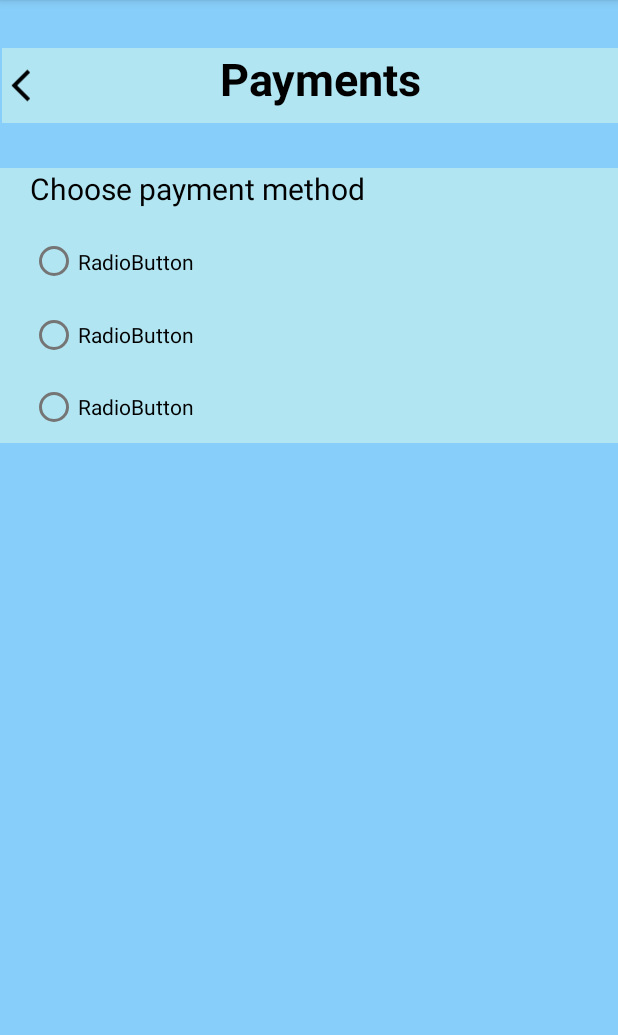
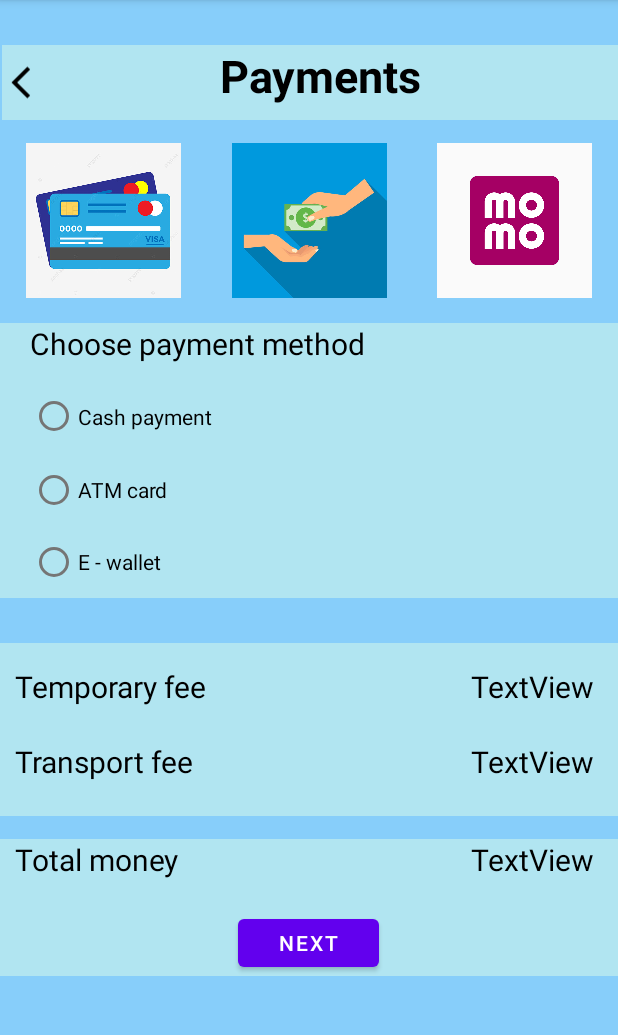
Before and after one commit to ttruongg/MoblieApp, an Android app: the PaymentActivity screen opened directly, with no data from a screen before it, on a phone screen of 412 x 824 dp, the part 84-1119 px from its top. Run offline under Robolectric (Android 15) with nearby library versions, the phone set to English and light mode, and no system bars.

Commit message:
add payment layout .6

```diff
--- a/app/src/main/res/layout/activity_payment.xml
+++ b/app/src/main/res/layout/activity_payment.xml
@@ -8,11 +8,41 @@
     android:background="@color/light_sky_blue">
 
     <LinearLayout
+        android:layout_width="411dp"
+        android:layout_height="103dp"
+        android:layout_marginTop="15dp"
+        android:orientation="horizontal"
+        app:layout_constraintStart_toStartOf="parent"
+        app:layout_constraintTop_toBottomOf="@+id/linearLayout">
+
+        <ImageView
+            android:id="@+id/imageView3"
+            android:layout_width="wrap_content"
+            android:layout_height="wrap_content"
+            android:layout_weight="1"
+            app:srcCompat="@drawable/card" />
+
+        <ImageView
+            android:id="@+id/imageView"
+            android:layout_width="wrap_content"
+            android:layout_height="wrap_content"
+            android:layout_weight="1"
+            app:srcCompat="@drawable/cash" />
+
+        <ImageView
+            android:id="@+id/imageView4"
+            android:layout_width="wrap_content"
+            android:layout_height="wrap_content"
+            android:layout_weight="1"
+            app:srcCompat="@drawable/momo" />
+    </LinearLayout>
+
+    <LinearLayout
         android:id="@+id/linearLayout"
         android:layout_width="match_parent"
         android:layout_height="50dp"
         android:layout_marginStart="1dp"
-        android:layout_marginTop="32dp"
+        android:layout_marginTop="30dp"
         android:background="@color/light_blue1"
         android:orientation="horizontal"
         app:layout_constraintStart_toStartOf="parent"
@@ -39,11 +69,12 @@
     </LinearLayout>
 
     <androidx.constraintlayout.widget.ConstraintLayout
+        android:id="@+id/constraintLayout"
         android:layout_width="match_parent"
         android:layout_height="wrap_content"
-        android:layout_marginTop="30dp"
+        android:layout_marginTop="135dp"
+        android:background="@color/light_blue1"
         android:paddingStart="20dp"
-        android:background="@color/light_blue1"
         app:layout_constraintStart_toStartOf="parent"
         app:layout_constraintTop_toBottomOf="@+id/linearLayout">
 
@@ -67,21 +98,130 @@
                 android:id="@+id/radioButton1"
                 android:layout_width="match_parent"
                 android:layout_height="50dp"
-                android:text="RadioButton" />
+                android:text="Cash payment" />
 
             <RadioButton
                 android:id="@+id/radioButton2"
                 android:layout_width="match_parent"
                 android:layout_height="wrap_content"
-                android:text="RadioButton" />
+                android:text="ATM card" />
 
             <RadioButton
                 android:id="@+id/radioButton3"
                 android:layout_width="match_parent"
                 android:layout_height="match_parent"
-                android:text="RadioButton" />
+                android:text="E - wallet" />
         </RadioGroup>
 
     </androidx.constraintlayout.widget.ConstraintLayout>
 
+    <androidx.constraintlayout.widget.ConstraintLayout
+        android:id="@+id/constraintLayout2"
+        android:layout_width="match_parent"
+        android:layout_height="wrap_content"
+        android:layout_marginTop="30dp"
+        android:background="@color/light_blue1"
+        android:paddingTop="15dp"
+        app:layout_constraintStart_toStartOf="parent"
+        app:layout_constraintTop_toBottomOf="@+id/constraintLayout">
+
+        <TextView
+            android:id="@+id/textView3"
+            android:layout_width="270dp"
+            android:layout_height="50dp"
+            android:paddingStart="10dp"
+            android:text="Temporary fee"
+            android:textColor="@color/black"
+            android:textSize="20dp"
+            app:layout_constraintStart_toStartOf="parent"
+            app:layout_constraintTop_toTopOf="parent" />
+
+        <TextView
+            android:id="@+id/textView4"
+            android:layout_width="120dp"
+            android:layout_height="50dp"
+            android:layout_marginStart="15dp"
+            android:paddingEnd="10dp"
+            android:text="TextView"
+            android:textAlignment="textEnd"
+            android:textColor="@color/black"
+            android:textSize="20dp"
+            app:layout_constraintStart_toEndOf="@+id/textView3"
+            app:layout_constraintTop_toTopOf="parent" />
+
+        <TextView
+            android:id="@+id/textView5"
+            android:layout_width="270dp"
+            android:layout_height="50dp"
+            android:paddingStart="10dp"
+            android:text="Transport fee "
+            android:textColor="@color/black"
+            android:textSize="20dp"
+            app:layout_constraintStart_toStartOf="parent"
+            app:layout_constraintTop_toBottomOf="@+id/textView3" />
+
+        <TextView
+            android:id="@+id/textView6"
+            android:layout_width="120dp"
+            android:layout_height="50dp"
+            android:layout_marginStart="15dp"
+            android:paddingEnd="10dp"
+            android:text="TextView"
+            android:textAlignment="textEnd"
+            android:textColor="@color/black"
+            android:textSize="20dp"
+            app:layout_constraintStart_toEndOf="@+id/textView5"
+            app:layout_constraintTop_toBottomOf="@+id/textView4" />
+    </androidx.constraintlayout.widget.ConstraintLayout>
+
+    <androidx.constraintlayout.widget.ConstraintLayout
+        android:layout_width="match_parent"
+        android:layout_height="91dp"
+        android:layout_marginTop="15dp"
+        android:background="@color/light_blue1"
+        app:layout_constraintStart_toStartOf="parent"
+        app:layout_constraintTop_toBottomOf="@+id/constraintLayout2">
+
+        <TextView
+            android:id="@+id/textView7"
+            android:layout_width="270dp"
+            android:layout_height="50dp"
+            android:paddingStart="10dp"
+            android:text="Total money"
+            android:textColor="@color/black"
+            android:textSize="20dp"
+            app:layout_constraintStart_toStartOf="parent"
+            app:layout_constraintTop_toTopOf="parent" />
+
+        <TextView
+            android:id="@+id/textView8"
+            android:layout_width="120dp"
+            android:layout_height="50dp"
+            android:layout_marginStart="15dp"
+            android:paddingEnd="10dp"
+            android:text="TextView"
+            android:textAlignment="textEnd"
+            android:textColor="@color/black"
+            android:textSize="20dp"
+            app:layout_constraintStart_toEndOf="@+id/textView7"
+            app:layout_constraintTop_toTopOf="parent" />
+
+        <Button
+            android:id="@+id/button"
+            android:layout_width="94dp"
+            android:layout_height="44dp"
+            android:layout_marginStart="158dp"
+            android:layout_marginEnd="159dp"
+            android:text="Next"
+            app:layout_constraintBottom_toBottomOf="parent"
+            app:layout_constraintEnd_toEndOf="parent"
+            app:layout_constraintStart_toStartOf="parent" />
+    </androidx.constraintlayout.widget.ConstraintLayout>
+
+    <androidx.constraintlayout.widget.ConstraintLayout
+        android:layout_width="411dp"
+        android:layout_height="51dp"
+        app:layout_constraintBottom_toBottomOf="parent"
+        app:layout_constraintStart_toStartOf="parent"/>
+
 </androidx.constraintlayout.widget.ConstraintLayout>
```
Also changed, not shown: app/src/main/res/drawable/card.jpg (added), app/src/main/res/drawable/cash.jpg (added), app/src/main/res/drawable/momo.png (added).
